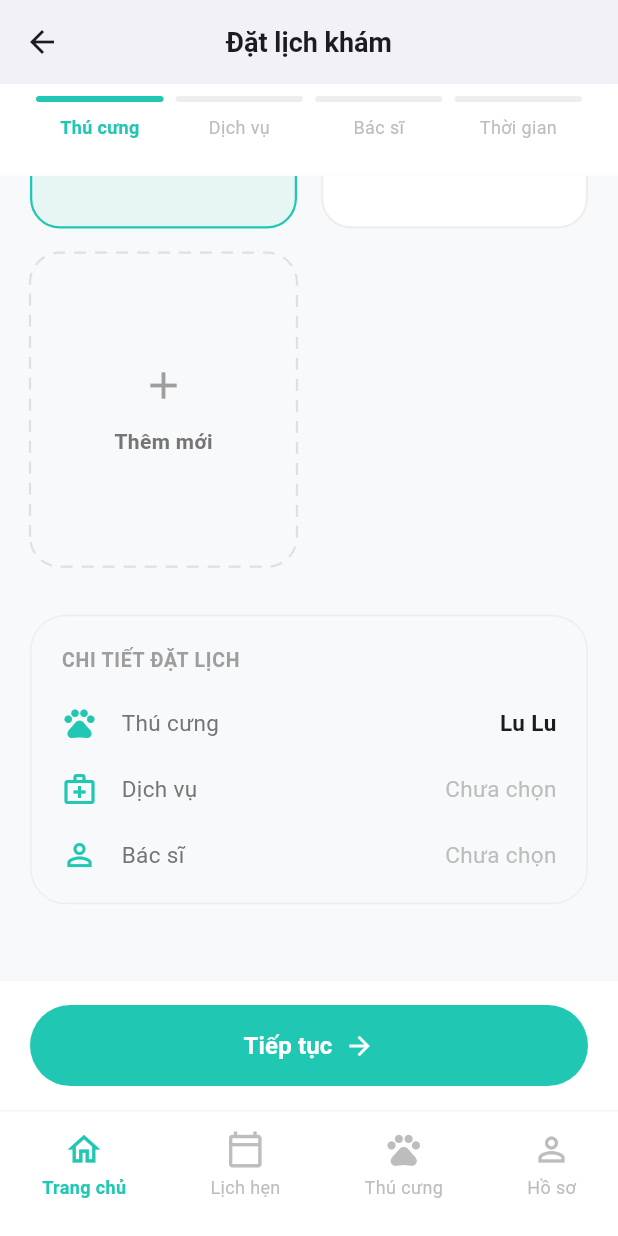
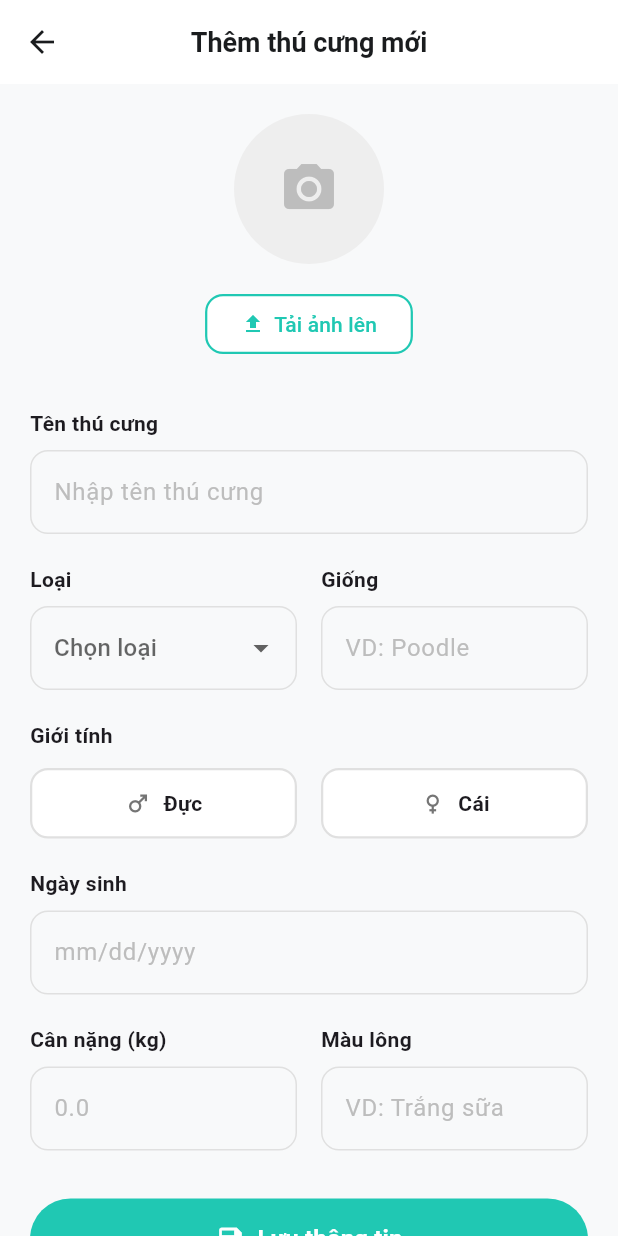
Before and after one commit to RyuujiVN/PetcareX, a Flutter app: the BookingPage screen opened directly, scrolled down 272 dp, after a tap on "Thêm mới", on a phone screen of 412 x 824 dp. Run offline on Flutter 3.47's test engine with Material 3 defaults, Android fonts, the light colour scheme and no system bars; our stand-ins replace firebase_auth, firebase_core, flutter_secure_storage, google_sign_in, image_picker, permission_handler; accounts and stored records are empty.

Commit message:
Code UI add_pet_page

```diff
--- /dev/null
+++ b/FE/Mobile/petcarex/lib/features/auth/presentation/add_pet_page.dart
@@ -0,0 +1,449 @@
+import 'package:flutter/material.dart';
+
+import '../../../../core/theme/app_colors.dart';
+
+class AddPetPage extends StatefulWidget {
+  const AddPetPage({super.key});
+
+  @override
+  State<AddPetPage> createState() => _AddPetPageState();
+}
+
+class _AddPetPageState extends State<AddPetPage> {
+  final _formKey = GlobalKey<FormState>();
+  final TextEditingController petNameController = TextEditingController();
+  final TextEditingController breedController = TextEditingController();
+  final TextEditingController weightController = TextEditingController();
+  final TextEditingController birthdateController = TextEditingController();
+
+  String? _selectedPetType;
+  String? _selectedGender;
+  String? _selectedFurColor;
+
+  @override
+  void dispose() {
+    petNameController.dispose();
+    breedController.dispose();
+    weightController.dispose();
+    birthdateController.dispose();
+    super.dispose();
+  }
+
+  void _savePetInfo() {
+    if (_formKey.currentState!.validate()) {
+      debugPrint("Pet Name: ${petNameController.text}");
+      debugPrint("Type: $_selectedPetType");
+      debugPrint("Breed: ${breedController.text}");
+      debugPrint("Gender: $_selectedGender");
+      debugPrint("Birthdate: ${birthdateController.text}");
+      debugPrint("Weight: ${weightController.text}");
+      debugPrint("Fur Color: $_selectedFurColor");
+
+      ScaffoldMessenger.of(context).showSnackBar(
+        const SnackBar(content: Text('Thêm thú cưng thành công!')),
+      );
+      Navigator.pop(context);
+    }
+  }
+
+  @override
+  Widget build(BuildContext context) {
+    return Scaffold(
+      backgroundColor: AppColors.background,
+      appBar: AppBar(
+        backgroundColor: Colors.white,
+        elevation: 0,
+        centerTitle: true,
+        leading: IconButton(
+          icon: const Icon(Icons.arrow_back, color: AppColors.textDark),
+          onPressed: () => Navigator.pop(context),
+        ),
+        title: const Text(
+          'Thêm thú cưng mới',
+          style: TextStyle(
+            color: AppColors.textDark,
+            fontWeight: FontWeight.bold,
+            fontSize: 18,
+          ),
+        ),
+      ),
+      body: SingleChildScrollView(
+        padding: const EdgeInsets.all(20),
+        child: Form(
+          key: _formKey,
+          child: Column(
+            crossAxisAlignment: CrossAxisAlignment.center,
+            children: [
+              _buildAvatarSection(),
+              const SizedBox(height: 32),
+              _buildPetNameField(),
+              const SizedBox(height: 20),
+              _buildTypeAndBreedRow(),
+              const SizedBox(height: 20),
+              _buildGenderSection(),
+              const SizedBox(height: 20),
+              _buildBirthdateField(),
+              const SizedBox(height: 20),
+              _buildWeightAndFurColorRow(),
+              const SizedBox(height: 32),
+              _buildSaveButton(),
+            ],
+          ),
+        ),
+      ),
+    );
+  }
+
+  Widget _buildAvatarSection() {
+    return Column(
+      children: [
+        Container(
+          width: 100,
+          height: 100,
+          decoration: BoxDecoration(
+            shape: BoxShape.circle,
+            color: Colors.grey[200],
+          ),
+          child: Center(
+            child: Icon(
+              Icons.camera_alt,
+              color: Colors.grey[400],
+              size: 40,
+            ),
+          ),
+        ),
+        const SizedBox(height: 16),
+        ElevatedButton(
+          onPressed: () {
+            // TODO: Implement image picker
+          },
+          style: ElevatedButton.styleFrom(
+            backgroundColor: Colors.white,
+            foregroundColor: AppColors.primary,
+            elevation: 0,
+            side: const BorderSide(color: AppColors.primary, width: 1.5),
+            padding: const EdgeInsets.symmetric(horizontal: 24, vertical: 8),
+          ),
+          child: const Row(
+            mainAxisSize: MainAxisSize.min,
+            children: [
+              Icon(Icons.upload, size: 16),
+              SizedBox(width: 6),
+              Text('Tải ảnh lên'),
+            ],
+          ),
+        ),
+      ],
+    );
+  }
+
+  Widget _buildPetNameField() {
+    return Column(
+      crossAxisAlignment: CrossAxisAlignment.start,
+      children: [
+        const Text(
+          'Tên thú cưng',
+          style: TextStyle(fontWeight: FontWeight.bold, fontSize: 14),
+        ),
+        const SizedBox(height: 8),
+        TextFormField(
+          controller: petNameController,
+          decoration: InputDecoration(
+            hintText: 'Nhập tên thú cưng',
+            hintStyle: TextStyle(color: Colors.grey[400]),
+            filled: true,
+            fillColor: const Color(0xFFF8F9FA),
+            border: OutlineInputBorder(
+              borderRadius: BorderRadius.circular(12),
+              borderSide: const BorderSide(color: Color(0xFFE0E0E0)),
+            ),
+            enabledBorder: OutlineInputBorder(
+              borderRadius: BorderRadius.circular(12),
+              borderSide: const BorderSide(color: Color(0xFFE0E0E0)),
+            ),
+          ),
+          validator: (value) {
+            if (value == null || value.isEmpty) {
+              return 'Vui lòng nhập tên thú cưng';
+            }
+            return null;
+          },
+        ),
+      ],
+    );
+  }
+
+  Widget _buildTypeAndBreedRow() {
+    return Row(
+      children: [
+        Expanded(
+          child: Column(
+            crossAxisAlignment: CrossAxisAlignment.start,
+            children: [
+              const Text(
+                'Loại',
+                style: TextStyle(fontWeight: FontWeight.bold, fontSize: 14),
+              ),
+              const SizedBox(height: 8),
+              DropdownButtonFormField<String>(
+                value: _selectedPetType,
+                decoration: InputDecoration(
+                  filled: true,
+                  fillColor: const Color(0xFFF8F9FA),
+                  border: OutlineInputBorder(
+                    borderRadius: BorderRadius.circular(12),
+                    borderSide: const BorderSide(color: Color(0xFFE0E0E0)),
+                  ),
+                  enabledBorder: OutlineInputBorder(
+                    borderRadius: BorderRadius.circular(12),
+                    borderSide: const BorderSide(color: Color(0xFFE0E0E0)),
+                  ),
+                ),
+                hint: const Text('Chọn loại'),
+                items: const [
+                  DropdownMenuItem(value: 'dog', child: Text('Chó')),
+                  DropdownMenuItem(value: 'cat', child: Text('Mèo')),
+                  DropdownMenuItem(value: 'bird', child: Text('Chim')),
+                  DropdownMenuItem(value: 'rabbit', child: Text('Thỏ')),
+                ],
+                onChanged: (value) => setState(() => _selectedPetType = value),
+                validator: (value) {
+                  if (value == null) return 'Vui lòng chọn loại';
+                  return null;
+                },
+              ),
+            ],
+          ),
+        ),
+        const SizedBox(width: 16),
+        Expanded(
+          child: Column(
+            crossAxisAlignment: CrossAxisAlignment.start,
+            children: [
+              const Text(
+                'Giống',
+                style: TextStyle(fontWeight: FontWeight.bold, fontSize: 14),
+              ),
+              const SizedBox(height: 8),
+              TextFormField(
+                controller: breedController,
+                decoration: InputDecoration(
+                  hintText: 'VD: Poodle',
+                  hintStyle: TextStyle(color: Colors.grey[400]),
+                  filled: true,
+                  fillColor: const Color(0xFFF8F9FA),
+                  border: OutlineInputBorder(
+                    borderRadius: BorderRadius.circular(12),
+                    borderSide: const BorderSide(color: Color(0xFFE0E0E0)),
+                  ),
+                  enabledBorder: OutlineInputBorder(
+                    borderRadius: BorderRadius.circular(12),
+                    borderSide: const BorderSide(color: Color(0xFFE0E0E0)),
+                  ),
+                ),
+                validator: (value) {
+                  if (value == null || value.isEmpty) {
+                    return 'Vui lòng nhập giống';
+                  }
+                  return null;
+                },
+              ),
+            ],
+          ),
+        ),
+      ],
+    );
+  }
+
+  Widget _buildGenderSection() {
+    return Column(
+      crossAxisAlignment: CrossAxisAlignment.start,
+      children: [
+        const Text(
+          'Giới tính',
+          style: TextStyle(fontWeight: FontWeight.bold, fontSize: 14),
+        ),
+        const SizedBox(height: 12),
+        Row(
+          children: [
+            Expanded(
+              child: _buildGenderOption('Đực', 'male', Icons.male),
+            ),
+            const SizedBox(width: 16),
+            Expanded(
+              child: _buildGenderOption('Cái', 'female', Icons.female),
+            ),
+          ],
+        ),
+      ],
+    );
+  }
+
+  Widget _buildGenderOption(String label, String value, IconData icon) {
+    final isSelected = _selectedGender == value;
+    return GestureDetector(
+      onTap: () => setState(() => _selectedGender = value),
+      child: Container(
+        padding: const EdgeInsets.symmetric(vertical: 12),
+        decoration: BoxDecoration(
+          border: Border.all(
+            color: isSelected ? AppColors.primary : Colors.grey[300]!,
+            width: 1.5,
+          ),
+          borderRadius: BorderRadius.circular(12),
+          color: isSelected ? AppColors.primary.withOpacity(0.08) : Colors.white,
+        ),
+        child: Row(
+          mainAxisAlignment: MainAxisAlignment.center,
+          children: [
+            Icon(icon, size: 18, color: isSelected ? AppColors.primary : Colors.grey[600]),
+            const SizedBox(width: 8),
+            Text(label, style: const TextStyle(fontWeight: FontWeight.w600)),
+          ],
+        ),
+      ),
+    );
+  }
+
+  Widget _buildBirthdateField() {
+    return Column(
+      crossAxisAlignment: CrossAxisAlignment.start,
+      children: [
+        const Text(
+          'Ngày sinh',
+          style: TextStyle(fontWeight: FontWeight.bold, fontSize: 14),
+        ),
+        const SizedBox(height: 8),
+        TextFormField(
+          controller: birthdateController,
+          decoration: InputDecoration(
+            hintText: 'mm/dd/yyyy',
+            hintStyle: TextStyle(color: Colors.grey[400]),
+            filled: true,
+            fillColor: const Color(0xFFF8F9FA),
+            border: OutlineInputBorder(
+              borderRadius: BorderRadius.circular(12),
+              borderSide: const BorderSide(color: Color(0xFFE0E0E0)),
+            ),
+            enabledBorder: OutlineInputBorder(
+              borderRadius: BorderRadius.circular(12),
+              borderSide: const BorderSide(color: Color(0xFFE0E0E0)),
+            ),
+          ),
+          validator: (value) {
+            if (value == null || value.isEmpty) {
+              return 'Vui lòng nhập ngày sinh';
+            }
+            return null;
+          },
+        ),
+      ],
+    );
+  }
+
+  Widget _buildWeightAndFurColorRow() {
+    return Row(
+      children: [
+        Expanded(
+          child: Column(
+            crossAxisAlignment: CrossAxisAlignment.start,
+            children: [
+              const Text(
+                'Cân nặng (kg)',
+                style: TextStyle(fontWeight: FontWeight.bold, fontSize: 14),
+              ),
+              const SizedBox(height: 8),
+              TextFormField(
+                controller: weightController,
+                keyboardType: TextInputType.number,
+                decoration: InputDecoration(
+                  hintText: '0.0',
+                  hintStyle: TextStyle(color: Colors.grey[400]),
+                  filled: true,
+                  fillColor: const Color(0xFFF8F9FA),
+                  border: OutlineInputBorder(
+                    borderRadius: BorderRadius.circular(12),
+                    borderSide: const BorderSide(color: Color(0xFFE0E0E0)),
+                  ),
+                  enabledBorder: OutlineInputBorder(
+                    borderRadius: BorderRadius.circular(12),
+                    borderSide: const BorderSide(color: Color(0xFFE0E0E0)),
+                  ),
+                ),
+                validator: (value) {
+                  if (value == null || value.isEmpty) {
+                    return 'Vui lòng nhập cân nặng';
+                  }
+                  return null;
+                },
+              ),
+            ],
+          ),
+        ),
+        const SizedBox(width: 16),
+        Expanded(
+          child: Column(
+            crossAxisAlignment: CrossAxisAlignment.start,
+            children: [
+              const Text(
+                'Màu lông',
+                style: TextStyle(fontWeight: FontWeight.bold, fontSize: 14),
+              ),
+              const SizedBox(height: 8),
+              TextFormField(
+                onChanged: (value) => setState(() => _selectedFurColor = value),
+                decoration: InputDecoration(
+                  hintText: 'VD: Trắng sữa',
+                  hintStyle: TextStyle(color: Colors.grey[400]),
+                  filled: true,
+                  fillColor: const Color(0xFFF8F9FA),
+                  border: OutlineInputBorder(
+                    borderRadius: BorderRadius.circular(12),
+                    borderSide: const BorderSide(color: Color(0xFFE0E0E0)),
+                  ),
+                  enabledBorder: OutlineInputBorder(
+                    borderRadius: BorderRadius.circular(12),
+                    borderSide: const BorderSide(color: Color(0xFFE0E0E0)),
+                  ),
+                ),
+                validator: (value) {
+                  if (value == null || value.isEmpty) {
+                    return 'Vui lòng nhập màu lông';
+                  }
+                  return null;
+                },
+              ),
+            ],
+          ),
+        ),
+      ],
+    );
+  }
+
+  Widget _buildSaveButton() {
+    return SizedBox(
+      width: double.infinity,
+      height: 54,
+      child: ElevatedButton(
+        onPressed: _savePetInfo,
+        style: ElevatedButton.styleFrom(
+          backgroundColor: AppColors.primary,
+          foregroundColor: Colors.white,
+          elevation: 0,
+          shape: RoundedRectangleBorder(borderRadius: BorderRadius.circular(27)),
+        ),
+        child: const Row(
+          mainAxisAlignment: MainAxisAlignment.center,
+          children: [
+            Icon(Icons.save, size: 20),
+            SizedBox(width: 8),
+            Text(
+              'Lưu thông tin',
+              style: TextStyle(fontSize: 16, fontWeight: FontWeight.bold),
+            ),
+          ],
+        ),
+      ),
+    );
+  }
+}
--- a/FE/Mobile/petcarex/lib/features/auth/presentation/booking.dart
+++ b/FE/Mobile/petcarex/lib/features/auth/presentation/booking_page.dart
@@ -3,6 +3,7 @@ import 'dart:ui';
 import 'package:flutter/material.dart';
 
 import '../../../../core/theme/app_colors.dart';
+import 'add_pet_page.dart';
 
 class BookingPage extends StatefulWidget {
   const BookingPage({super.key});
@@ -235,7 +236,10 @@ class _BookingPageState extends State<BookingPage> {
   Widget _buildAddNewCard() {
     return GestureDetector(
       onTap: () {
-        // Logic thêm mới thú cưng
+        Navigator.push(
+          context,
+          MaterialPageRoute(builder: (context) => const AddPetPage()),
+        );
       },
       child: Container(
         decoration: BoxDecoration(
--- a/FE/Mobile/petcarex/lib/features/auth/presentation/home_page.dart
+++ b/FE/Mobile/petcarex/lib/features/auth/presentation/home_page.dart
@@ -1,7 +1,7 @@
 import 'package:flutter/material.dart';
 
 import '../../../../core/theme/app_colors.dart';
-import 'booking.dart';
+import 'booking_page.dart';
 
 class HomePage extends StatefulWidget {
   const HomePage({super.key});
```
